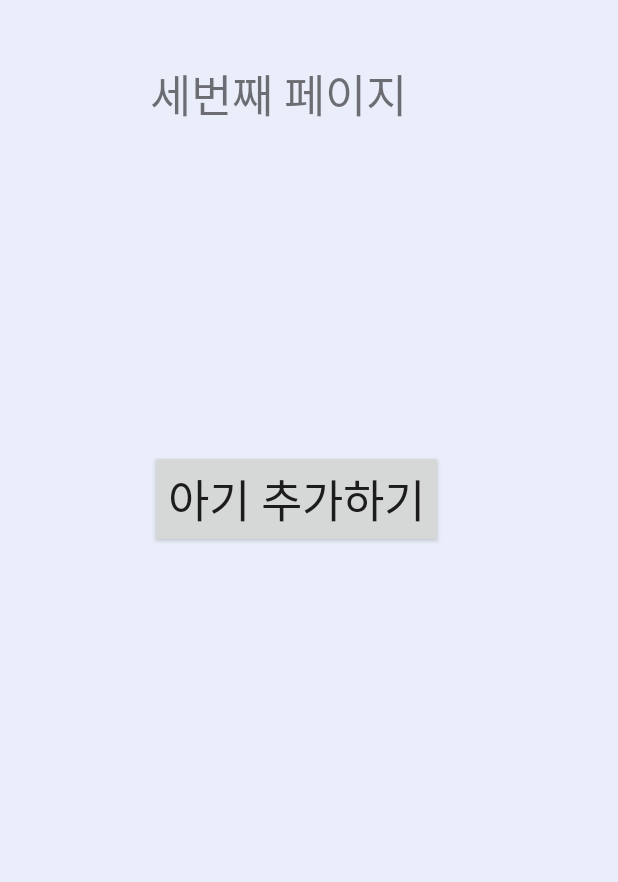
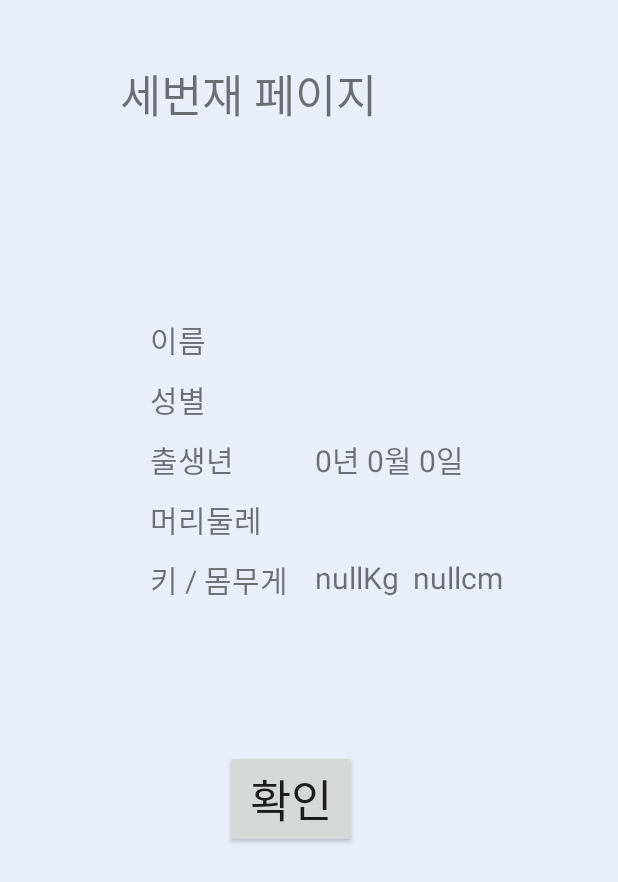
Before and after one commit to TAEHOONS/Baily, an Android app: the SecondPage screen opened directly, with no data from a screen before it, after a tap on "확인", on a phone screen of 412 x 824 dp. Shown: the top 882 px of the screen. Run offline under Robolectric (Android 15) with nearby library versions, the phone set to English and light mode, and no system bars; 1 statement that could not run was skipped.

Commit message:
아기추가 thirdPage 수정 secondPage입력 출력

```diff
--- a/app/src/main/java/com/example/baily/DBlink.java
+++ b/app/src/main/java/com/example/baily/DBlink.java
@@ -19,7 +19,7 @@ public class DBlink extends SQLiteOpenHelper{
         db.execSQL(sql);
         sql = "create table baby" +
                 "(_id integer primary key autoincrement," +
-                "name text,sex text,berth text,headline text,tall text,weight text,parents text);";
+                "name text,sex text,ybirth Integer,mbirth Integer,dbirthy Integer,headline text,tall text,weight text,parents text);";
         db.execSQL(sql);
 
     }
--- a/app/src/main/java/com/example/baily/FirstPage.java
+++ b/app/src/main/java/com/example/baily/FirstPage.java
@@ -18,12 +18,15 @@ public class FirstPage extends AppCompatActivity {
     private DBlink helper;
     private SQLiteDatabase db;
 
+    private String mLoginId;
 
     @Override
     protected void onCreate(Bundle savedInstanceState) {
         super.onCreate(savedInstanceState);
         setContentView(R.layout.activity_first_page);
 
+        Intent intent=getIntent();
+        mLoginId =intent.getStringExtra("login");
         activity = this;
 
         usingDB();
@@ -45,6 +48,7 @@ public class FirstPage extends AppCompatActivity {
 
     private void SecondScreen() {
         Intent intent = new Intent(FirstPage.this, SecondPage.class);
+        intent.putExtra("login",mLoginId);
         startActivity(intent);
     }
 
--- a/app/src/main/java/com/example/baily/MainActivity.java
+++ b/app/src/main/java/com/example/baily/MainActivity.java
@@ -138,10 +138,12 @@ public class MainActivity extends AppCompatActivity {
         }
         if(sqlmom.equals(userid)) {
             Intent intent = new Intent(this, MainPage.class);
+            intent.putExtra("login",userid);
             startActivity(intent);
         }
         else{
             Intent intent = new Intent(this, FirstPage.class);
+            intent.putExtra("login",userid);
             startActivity(intent);
         }
     }
--- a/app/src/main/java/com/example/baily/SecondPage.java
+++ b/app/src/main/java/com/example/baily/SecondPage.java
@@ -16,22 +16,27 @@ import android.widget.TextView;
 
 public class SecondPage extends AppCompatActivity {
 
-    TextView mHWATV,mBirthTV;
+    TextView mHWATV, mBirthTV;
     RadioGroup mSexRG;
-    EditText mName,mHeadlin;
-    String mHeight,mWeight,mBirth;
+    EditText mName, mHeadlin;
+    String mHeight, mWeight;
+    int mbirthY, mbirthM, mbirthD;
 
+    private String mLoginId;
     public static Activity activity;
 
     @Override
     protected void onCreate(Bundle savedInstanceState) {
         super.onCreate(savedInstanceState);
         setContentView(R.layout.activity_second_page);
-        mName=(EditText)findViewById(R.id.sp_nameET);
-        mHeadlin=(EditText)findViewById(R.id.sp_headlineET);
-        mHWATV=(TextView)findViewById(R.id.sp_tallTV);
-        mBirthTV=(TextView)findViewById(R.id.sp_berthTV);
-        mSexRG=(RadioGroup)findViewById(R.id.sp_sexRG);
+        Intent intent = getIntent();
+        mLoginId = intent.getStringExtra("login");
+        mName = (EditText) findViewById(R.id.sp_nameET);
+        mHeadlin = (EditText) findViewById(R.id.sp_headlineET);
+        mHWATV = (TextView) findViewById(R.id.sp_tallTV);
+        mBirthTV = (TextView) findViewById(R.id.sp_berthTV);
+        mSexRG = (RadioGroup) findViewById(R.id.sp_sexRG);
+
 
         activity = this;
 
@@ -61,23 +66,23 @@ public class SecondPage extends AppCompatActivity {
     private void ThirdScreen() {
 
 
-
         int id = mSexRG.getCheckedRadioButtonId();
         //getCheckedRadioButtonId() 의 리턴값은 선택된 RadioButton 의 id 값.
         RadioButton rb = (RadioButton) findViewById(id);
 
         Intent intent = new Intent(SecondPage.this, ThirdPage.class);
-        intent.putExtra("name",mName.getText().toString());
-        intent.putExtra("sex",rb.getText().toString());
-//        intent.putExtra("birth",);
-//        intent.putExtra("headline",);
-//        intent.putExtra("height",);
-//        intent.putExtra("weight",);
-//        intent.putExtra("userid",);
+        intent.putExtra("login", mLoginId);
+        intent.putExtra("name", mName.getText().toString());
+        intent.putExtra("sex", rb.getText().toString());
+        intent.putExtra("year",mbirthY );intent.putExtra("month",mbirthM );intent.putExtra("day",mbirthD);
+        intent.putExtra("headline",mHeadlin.getText().toString() );
+        intent.putExtra("height", mHeight);
+        intent.putExtra("weight", mWeight);
 
         startActivity(intent);
 
     }
+
     // 몸무게 키 팜업창
     private void HAWPickerScreen() {
 
@@ -89,19 +94,22 @@ public class SecondPage extends AppCompatActivity {
         HeightAndWeight cd = new HeightAndWeight(this);
         WindowManager.LayoutParams wm = cd.getWindow().getAttributes();  //다이얼로그의 높이 너비 설정하기위해
         wm.copyFrom(cd.getWindow().getAttributes());  //여기서 설정한값을 그대로 다이얼로그에 넣겠다는의미
-        wm.width = (width / 3) *2;  //화면 너비의 절반
-        wm.height = (height / 3)*2;  //화면 높이의 절반
+        wm.width = (width / 3) * 2;  //화면 너비의 절반
+        wm.height = (height / 3) * 2;  //화면 높이의 절반
 
-        cd.setDialogListener(new HeightAndWeight.CustomDialogListener(){
+        cd.setDialogListener(new HeightAndWeight.CustomDialogListener() {
             @Override
             public void onPositiveClicked(String hei, String wei) {
-                mHWATV.setText(wei+"Kg  "+hei+"cm");
+                mHWATV.setText(wei + "Kg  " + hei + "cm");
+                mWeight=wei;
+                mHeight=hei;
             }
         });
 
         cd.show();
 
     }
+
     // 생일 팜업창
     private void BerthPickerScreen() {
 
@@ -113,17 +121,15 @@ public class SecondPage extends AppCompatActivity {
         BirthdayPicker cd = new BirthdayPicker(this);
         WindowManager.LayoutParams wm = cd.getWindow().getAttributes();  //다이얼로그의 높이 너비 설정하기위해
         wm.copyFrom(cd.getWindow().getAttributes());  //여기서 설정한값을 그대로 다이얼로그에 넣겠다는의미
-        wm.width = (width / 3) *2;  //화면 너비의 절반
-        wm.height = (height / 3)*2;  //화면 높이의 절반
+        wm.width = (width / 3) * 2;  //화면 너비의 절반
+        wm.height = (height / 3) * 2;  //화면 높이의 절반
 
 
-        cd.setDialogListener(new BirthdayPicker.CustomDialogListener(){
+        cd.setDialogListener(new BirthdayPicker.CustomDialogListener() {
             @Override
-            public void onPositiveClicked(int year, int month,int day) {
-                mBirthTV.setText(year+"년 "+month+"월 "+day+"일");
-                mBirth= String.valueOf(year).concat(String.valueOf(month));
-                mBirth=mBirth.concat(String.valueOf(day));
-                Log.d("mBirth", mBirth);
+            public void onPositiveClicked(int year, int month, int day) {
+                mBirthTV.setText(year + "년 " + month + "월 " + day + "일");
+                mbirthY=year; mbirthM=month; mbirthD=day;
             }
         });
 
@@ -132,5 +138,4 @@ public class SecondPage extends AppCompatActivity {
     }
 
 
-
 }
--- a/app/src/main/java/com/example/baily/ThirdPage.java
+++ b/app/src/main/java/com/example/baily/ThirdPage.java
@@ -4,23 +4,43 @@ import androidx.appcompat.app.AppCompatActivity;
 
 import android.app.Activity;
 import android.content.Intent;
+import android.database.sqlite.SQLiteDatabase;
 import android.os.Bundle;
 import android.view.View;
+import android.widget.TextView;
 
 public class ThirdPage extends AppCompatActivity {
 
+    String dbName = "user.db";
+    int dbVersion = 3;
+    private DBlink helper;
+    private SQLiteDatabase db;
+
+    TextView tvName, tvSex, tvBrith, tvHeadline, tvHAW;
+
     public static Activity activity;
+
+
+    private String mLoginId;
 
     @Override
     protected void onCreate(Bundle savedInstanceState) {
         super.onCreate(savedInstanceState);
         setContentView(R.layout.activity_third_page);
+        Intent intent = getIntent();
+        mLoginId = intent.getStringExtra("login");
+        usingDB();
 
-
+        tvName = (TextView) findViewById(R.id.tp_nameTV);
+        tvSex = (TextView) findViewById(R.id.tp_sexTV);
+        tvBrith = (TextView) findViewById(R.id.tp_berthTV);
+        tvHeadline = (TextView) findViewById(R.id.tp_headlineTV);
+        tvHAW = (TextView) findViewById(R.id.tp_HWATV);
+        putDataTV();
     }
 
 
-    public void mOnClick (View v){
+    public void mOnClick(View v) {
         switch (v.getId()) {
             case R.id.tp_plusBtn: {
                 MainScreen();
@@ -32,17 +52,33 @@ public class ThirdPage extends AppCompatActivity {
     }
 
 
+    private void putDataTV(){
+        Intent intent=getIntent();
+
+        tvName.setText(intent.getStringExtra("name"));
+        tvSex.setText(intent.getStringExtra("sex"));
+        tvBrith.setText(intent.getExtras().getInt("year")+"년 "+
+                intent.getExtras().getInt("month")+"월 "+intent.getExtras().getInt("day")+"일");
+        tvHeadline.setText(intent.getStringExtra("headline"));
+        tvHAW.setText(intent.getStringExtra("weight") + "Kg  " + intent.getStringExtra("height") + "cm");
+    }
+
     private void MainScreen() {
         Intent intent = new Intent(ThirdPage.this, MainPage.class);
         intent.setFlags(Intent.FLAG_ACTIVITY_CLEAR_WHEN_TASK_RESET);
+        intent.putExtra("login", mLoginId);
         startActivity(intent);
 
-        FirstPage fir=(FirstPage)FirstPage.activity;
-        SecondPage scn=(SecondPage)SecondPage.activity;
+        FirstPage fir = (FirstPage) FirstPage.activity;
+        SecondPage scn = (SecondPage) SecondPage.activity;
 
         fir.finish();
         scn.finish();
         finish();
     }
 
+    private void usingDB() {
+        helper = new DBlink(this, dbName, null, dbVersion);
+        db = helper.getWritableDatabase();
+    }
 }
--- a/app/src/main/res/layout/activity_third_page.xml
+++ b/app/src/main/res/layout/activity_third_page.xml
@@ -7,25 +7,138 @@
     android:background="#EAEEFA"
     tools:context=".ThirdPage">
 
-    //아기 정보입력
+    <TextView
+        android:id="@+id/sp_ttTV"
+        android:layout_width="wrap_content"
+        android:layout_height="wrap_content"
+        android:text="세번재 페이지"
+        android:textSize="30dp"
+        android:layout_marginTop="40dp"
+        android:layout_marginLeft="80dp"
+        />
+
+
+
+    //이름 tp_nameTV
     <TextView
         android:layout_width="wrap_content"
         android:layout_height="wrap_content"
-        android:text="세번째 페이지"
-        android:textSize="30dp"
-        android:layout_marginTop="40dp"
-        android:layout_marginHorizontal="100dp"
+        android:layout_marginTop="211dp"
+        android:layout_marginLeft="100dp"
+        android:inputType="textPersonName"
+        android:text="이름"
+        android:textSize="20dp"
         />
+    <TextView
+        android:id="@+id/tp_nameTV"
+        android:layout_width="wrap_content"
+        android:layout_height="wrap_content"
+        android:layout_marginTop="211dp"
+        android:layout_marginLeft="200dp"
+        android:inputType="textPersonName"
+        android:text="이름"
+        android:textSize="20dp"
+        />
+
+
+    //성별 입력 tp_sexTV
+    <TextView
+        android:layout_width="wrap_content"
+        android:layout_height="wrap_content"
+        android:layout_marginTop="251dp"
+        android:layout_marginLeft="100dp"
+        android:inputType="textPersonName"
+        android:text="성별"
+        android:textSize="20dp"
+        />
+
+    <TextView
+        android:id="@+id/tp_sexTV"
+        android:layout_width="wrap_content"
+        android:layout_height="wrap_content"
+        android:layout_marginTop="251dp"
+        android:layout_marginLeft="200dp"
+        android:inputType="textPersonName"
+        android:text="남여"
+        android:textSize="20dp"
+        />
+
+
+    //출생 입력 tp_berthTV
+    <TextView
+        android:layout_width="150dp"
+        android:layout_height="wrap_content"
+        android:layout_marginTop="291dp"
+        android:layout_marginLeft="100dp"
+        android:inputType="textPersonName"
+        android:text="출생년"
+        android:textSize="20dp"
+        />
+    <TextView
+        android:id="@+id/tp_berthTV"
+        android:layout_width="150dp"
+        android:layout_height="wrap_content"
+        android:layout_marginTop="291dp"
+        android:layout_marginLeft="210dp"
+        android:inputType="textPersonName"
+        android:text="2020년 01월 01일"
+        android:textSize="20dp"
+        android:gravity="left"
+        />
+
+    //머리 둘레 입력 tp_headlineTV
+    <TextView
+        android:layout_width="wrap_content"
+        android:layout_height="wrap_content"
+        android:layout_marginTop="331dp"
+        android:layout_marginLeft="100dp"
+        android:text="머리둘레"
+        android:textSize="20dp"
+        />
+    <TextView
+        android:id="@+id/tp_headlineTV"
+        android:layout_width="wrap_content"
+        android:layout_height="wrap_content"
+        android:layout_marginTop="331dp"
+        android:layout_marginLeft="200dp"
+
+        android:text="머리둘레"
+        android:textSize="20dp"
+        />
+
+
+    //킼,몸무게 입력 tp_HWATV
+    <TextView
+        android:layout_width="150dp"
+        android:layout_height="wrap_content"
+        android:layout_marginTop="371dp"
+        android:layout_marginLeft="100dp"
+        android:inputType="textPersonName"
+        android:text="키 / 몸무게"
+        android:textSize="20dp"
+        />
+    <TextView
+        android:id="@+id/tp_HWATV"
+        android:layout_width="150dp"
+        android:layout_height="wrap_content"
+        android:layout_marginTop="371dp"
+        android:layout_marginLeft="210dp"
+        android:inputType="textPersonName"
+        android:text="선택"
+        android:textSize="20dp"
+        android:gravity="left"
+        />
+
+
 
     <Button
         android:id="@+id/tp_plusBtn"
         android:layout_width="wrap_content"
         android:layout_height="wrap_content"
-        android:layout_marginTop="300dp"
-        android:layout_marginHorizontal="100dp"
-        android:text="아기 추가하기"
-        android:textSize="30dp"
+        android:layout_marginTop="500dp"
+        android:layout_marginLeft="150dp"
         android:onClick="mOnClick"
-        />
+        android:text="확인"
+        android:textSize="30dp" />
 
 </RelativeLayout>
```
